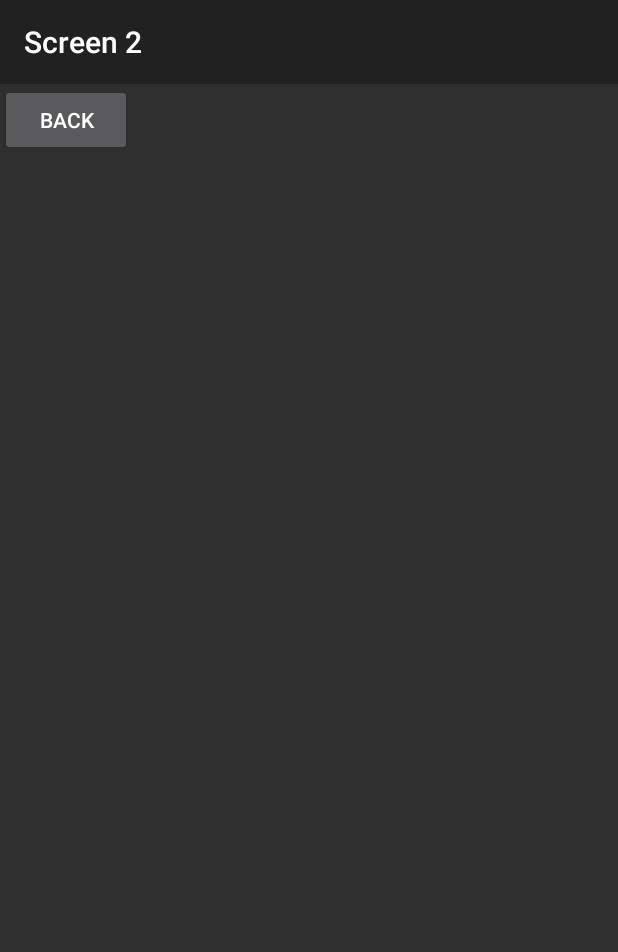
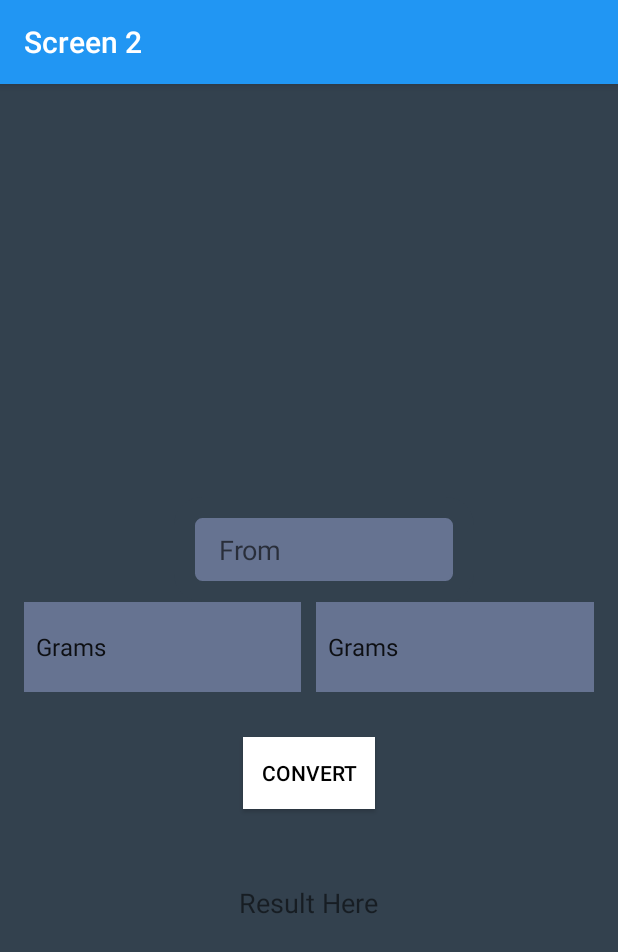
Before and after one commit to dvy19/Unit-Convertor, an Android app built with Jetpack Compose: the WeightActivity screen opened directly, with no data from a screen before it, on a phone screen of 412 x 824 dp. Shown: the top 952 px of the screen. Run offline under Robolectric (Android 15) with nearby library versions, the phone set to English and light mode, and no system bars.

Commit message:
weight converion done

```diff
--- a/app/src/main/AndroidManifest.xml
+++ b/app/src/main/AndroidManifest.xml
@@ -10,13 +10,13 @@
         android:label="@string/app_name"
         android:roundIcon="@mipmap/ic_launcher_round"
         android:supportsRtl="true"
-        android:theme="@style/Theme.AppCompat"
+        android:theme="@style/Theme.MyApp"
         tools:targetApi="31">
         <activity
             android:name=".MainActivity"
             android:exported="true"
             android:label="@string/app_name"
-            android:theme="@style/Theme.AppCompat">
+            android:theme="@style/Theme.MyApp">
             <intent-filter>
                 <action android:name="android.intent.action.MAIN" />
                 <category android:name="android.intent.category.LAUNCHER" />
--- a/app/src/main/java/com/example/unitconvertor/WeightActivity.kt
+++ b/app/src/main/java/com/example/unitconvertor/WeightActivity.kt
@@ -4,21 +4,78 @@ package com.example.unitconvertor
 import android.content.Intent
 import androidx.appcompat.app.AppCompatActivity
 import android.os.Bundle
+import android.widget.ArrayAdapter
 import android.widget.Button
+import android.widget.EditText
+import android.widget.Spinner
+import android.widget.TextView
 
 class WeightActivity : AppCompatActivity() {
     override fun onCreate(savedInstanceState: Bundle?) {
         super.onCreate(savedInstanceState)
-        setContentView(R.layout.weight) // Links to activity_second.xml
+        setContentView(R.layout.weight_calculation) // Links to activity_second.xml
+
+
+        val weightInput=findViewById<EditText>(R.id.weight_input)
+        val convertBtn=findViewById<Button>(R.id.convert_btn)
+        val weightFrom=findViewById<Spinner>(R.id.weight_from)
+        val weightTo=findViewById<Spinner>(R.id.weight_to)
+
+        val weightOutput=findViewById<TextView>(R.id.output)
+
+
+        val weight = arrayOf("Grams","Kilograms")
+        val  adapter= ArrayAdapter(this,android.R.layout.simple_spinner_item,weight)
+        adapter.setDropDownViewResource(android.R.layout.simple_spinner_dropdown_item)
+
+        weightFrom.adapter=adapter
+        weightTo.adapter=adapter
+
+
+        convertBtn.setOnClickListener(){
+
+            val input=weightInput.text.toString()
+
+            var convertedWeight: Double
+            var from: String
+            var to:String
+
+
+            if(input.isEmpty())
+                weightOutput.text="Please enter a number"
+
+            else{
+
+
+                val weight=input.toDouble()
+                val from_option=weightFrom.selectedItem.toString()
+
+                val to_option=weightTo.selectedItem.toString()
+
+
+                if(from_option=="Grams" && to_option=="Kilograms"){
+                    convertedWeight=weight/1000
+                    from="Grams"
+                    to="Kilograms"
+                }
+
+                else{
+                    convertedWeight=weight*1000
+                    from="Kilograms"
+                    to="Grams"
+                }
+
+                weightOutput.text = "$weight $from  = $convertedWeight $to"
+
+            }
+
+
+
+        }
+
+
 
         // Find the button from XML
-        val btnGoToScreen1 = findViewById<Button>(R.id.GoToMain)
 
-        // Set click listener
-        btnGoToScreen1.setOnClickListener {
-            // Create an Intent to navigate back to MainActivity
-            val intent = Intent(this, MainActivity::class.java)
-            startActivity(intent) // Start the main screen
-        }
     }
 }
--- /dev/null
+++ b/app/src/main/res/layout/weight_calculation.xml
@@ -0,0 +1,85 @@
+<?xml version="1.0" encoding="utf-8"?>
+<LinearLayout xmlns:android="http://schemas.android.com/apk/res/android"
+    android:orientation="vertical"
+    android:layout_width="match_parent"
+    android:layout_height="match_parent"
+    android:background="#33414E"
+    android:gravity="center"
+    android:padding="16dp">
+
+    <EditText
+        android:id="@+id/weight_input"
+        android:layout_marginStart="90dp"
+        android:layout_marginEnd="80dp"
+        android:layout_marginTop="66dp"
+        android:layout_width="200dp"
+        android:layout_height="70dp"
+        android:hint="From "
+        android:background="@drawable/inputs"
+        android:paddingTop="19dp"
+        android:paddingBottom="19dp"
+        android:paddingStart="30dp"
+        android:paddingEnd="100dp"
+        />
+
+
+
+
+
+
+    <LinearLayout
+        android:layout_width="match_parent"
+        android:layout_height="wrap_content"
+        android:orientation="horizontal"
+        android:gravity="center_vertical">
+        <Spinner
+            android:layout_width="0dp"
+            android:layout_weight="1"
+            android:layout_height="60dp"
+            android:background="#667391"
+            android:id="@+id/weight_from"
+
+            />
+
+        <Spinner
+           android:layout_marginStart="10dp"
+            android:layout_width="0dp"
+            android:layout_weight="1"
+            android:layout_height="60dp"
+            android:background="#667391"
+            android:id="@+id/weight_to"
+
+            />
+    </LinearLayout>
+
+
+    <Button
+        android:layout_width="wrap_content"
+        android:layout_height="wrap_content"
+        android:text="Convert"
+        android:background="@color/white"
+        android:textColor="@color/black"
+        android:layout_marginTop="30dp"
+        android:id="@+id/convert_btn"
+        />
+
+
+
+    <TextView
+        android:layout_width="wrap_content"
+        android:layout_height="wrap_content"
+        android:text="Result Here"
+        android:layout_marginTop="50dp"
+        android:textSize="18sp"
+        android:id="@+id/output"
+
+        />
+
+
+
+
+
+
+
+
+</LinearLayout>
```
Also changed, not shown: app/src/main/res/drawable/dropdown.xml (added, +22 -0 lines), app/src/main/res/layout/calculation_screen.xml (deleted, +0 -92 lines).
